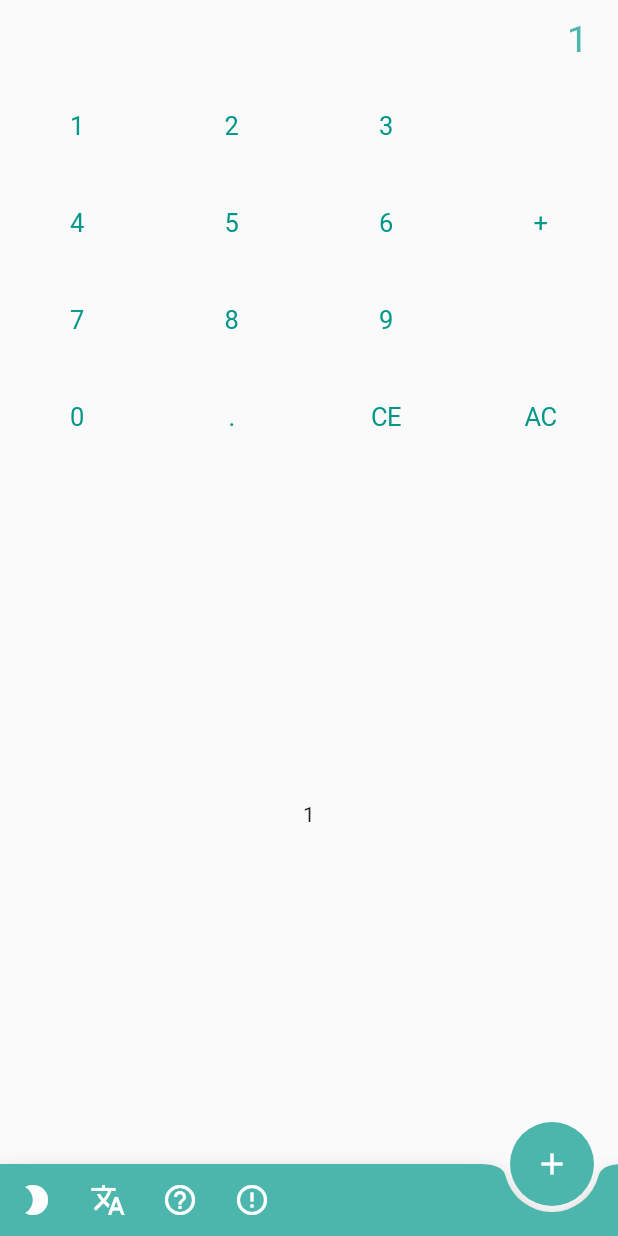
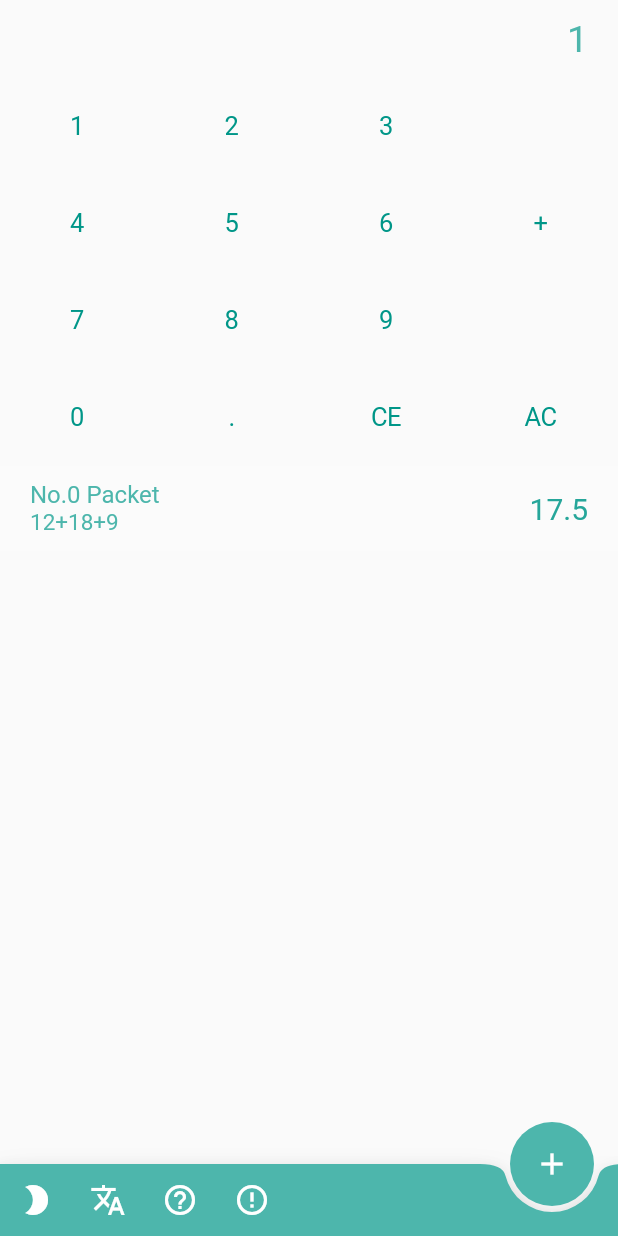
Before and after one commit to JokerLying/ACost-Flutter, a Flutter app: the screen it shows after launch, after a tap on the "add" icon, on a phone screen of 412 x 824 dp. Run offline on Flutter 3.47's test engine with Material 2 defaults, Android fonts, the light colour scheme and no system bars.

Commit message:
Add ListView

```diff
--- a/lib/main.dart
+++ b/lib/main.dart
@@ -3,6 +3,7 @@ import 'package:acost/state/price_model.dart';
 import 'package:acost/widget/calculate_component.dart';
 import 'package:flutter/material.dart';
 import 'package:provider/provider.dart';
+import 'package:acost/widget/packet_component.dart';
 
 void main() => runApp(ChangeNotifierProvider(
       create: (context) => PriceModel(),
@@ -37,7 +38,7 @@ class _MyHomePageState extends State<MyHomePage> {
 
   void _addPacket() {
     var priceModel = Provider.of<PriceModel>(context, listen: false);
-    priceModel.addPacket(new Packet("lambda", "cost"));
+    priceModel.addPacket(new Packet("12+18+9", "17.5"));
   }
 
   @override
@@ -201,10 +202,17 @@ class _MyHomePageState extends State<MyHomePage> {
           flex: 4,
         ),
         Expanded(
-          child: Center(
-              child: Consumer<PriceModel>(builder: (context, priceList, child) {
-            return Text('${priceList.priceList.length}');
-          })),
+          child: Consumer<PriceModel>(builder: (context, priceList, child) {
+            return ListView.builder(
+                itemCount: priceList.size,
+                itemBuilder: (context, index) {
+                  return GestureDetector(
+                      child:
+                          new PacketComponent(priceList.getItem(index), index),
+                      onTap: () => Scaffold.of(context).showSnackBar(
+                          SnackBar(content: Text(index.toString()))));
+                });
+          }),
           flex: 6,
         ),
       ],
--- a/lib/state/price_model.dart
+++ b/lib/state/price_model.dart
@@ -12,4 +12,8 @@ class PriceModel extends ChangeNotifier {
     _list.add(packet);
     notifyListeners();
   }
+
+  get size => _list.length;
+
+  getItem(i) => _list[i];
 }
--- /dev/null
+++ b/lib/widget/packet_component.dart
@@ -0,0 +1,57 @@
+import 'package:acost/model/packet.dart';
+import 'package:flutter/material.dart';
+
+class PacketComponent extends StatefulWidget {
+  final Packet packet;
+  final index;
+
+  PacketComponent(this.packet, this.index);
+
+  @override
+  State<StatefulWidget> createState() {
+    return PacketComponentState();
+  }
+}
+
+class PacketComponentState extends State<PacketComponent> {
+  @override
+  Widget build(BuildContext context) {
+    return Container(
+      decoration: new BoxDecoration(color: Colors.white10),
+      padding: const EdgeInsets.only(left: 20, right: 20, top: 10, bottom: 10),
+      child: Row(
+        mainAxisAlignment: MainAxisAlignment.spaceBetween,
+        children: <Widget>[
+          Column(
+            crossAxisAlignment: CrossAxisAlignment.start,
+            children: <Widget>[
+              Text(
+                "No.${widget.index} Packet",
+                style: TextStyle(
+                  color: Colors.teal[300],
+                  fontSize: 16,
+                ),
+              ),
+              Text(
+                widget.packet.lambda,
+                style: TextStyle(
+                  color: Colors.teal[300],
+                  fontSize: 15,
+                ),
+              ),
+            ],
+          ),
+          Text(
+            widget.packet.cost,
+            maxLines: 1,
+            overflow: TextOverflow.ellipsis,
+            style: TextStyle(
+              color: Colors.teal[400],
+              fontSize: 20,
+            ),
+          )
+        ],
+      ),
+    );
+  }
+}
```
